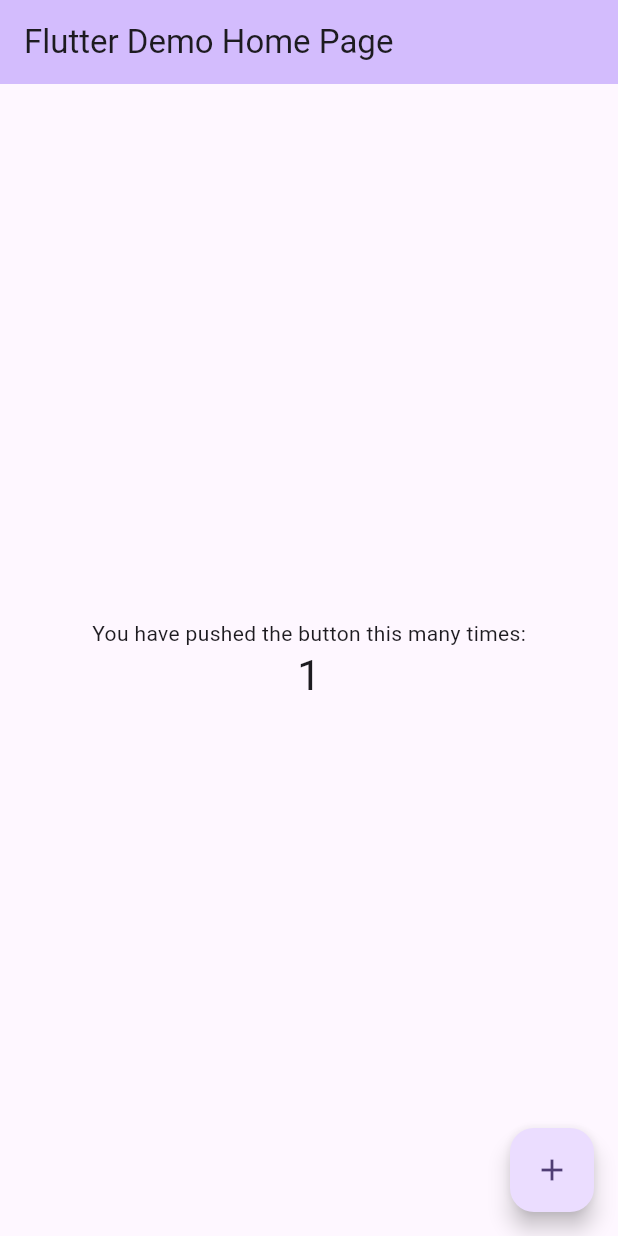
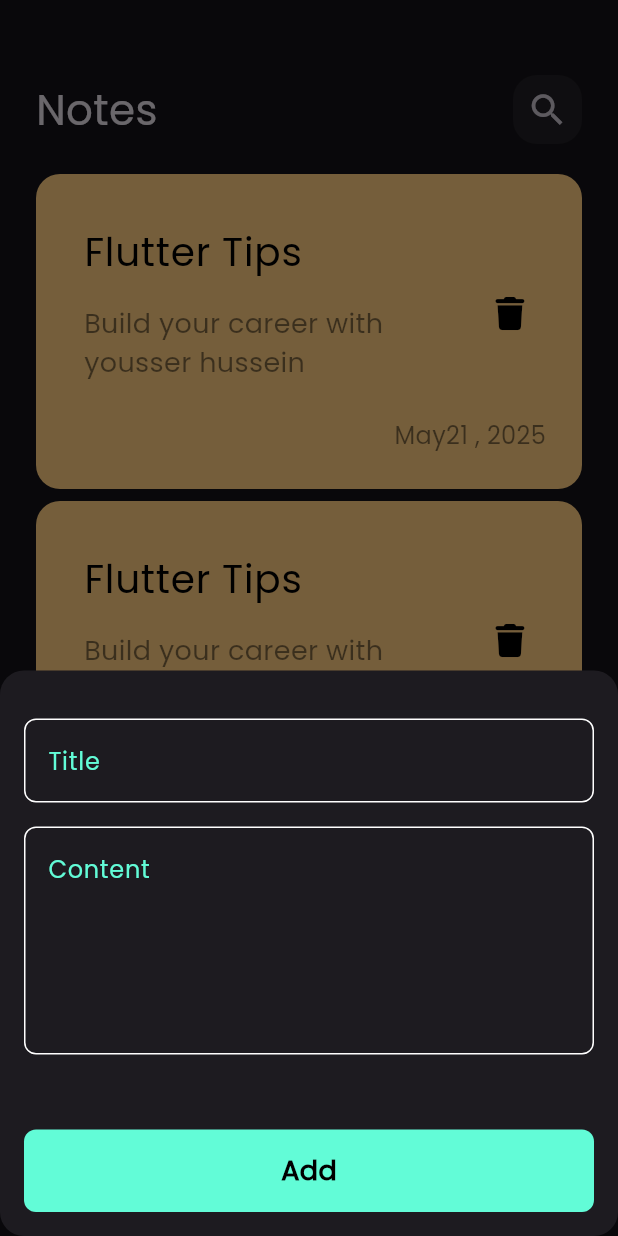
Before and after one commit to Hevoox/notes_app, a Flutter app: the screen it shows after launch, after a tap on the "add" icon, on a phone screen of 412 x 824 dp. Run offline on Flutter 3.47's test engine with Material 3 defaults, Android fonts, the phone set to English and light mode, and no system bars; our stand-ins replace font_awesome_flutter, hive, hive_flutter; accounts and stored records are empty.

Commit message:
take input and validate data

```diff
--- /dev/null
+++ b/lib/constants.dart
@@ -0,0 +1,4 @@
+import 'package:flutter/material.dart';
+
+const kPrimaryColor = Color(0xff62FCD7);
+const kNotesBox = 'notes_box';
--- a/lib/main.dart
+++ b/lib/main.dart
@@ -1,122 +1,23 @@
 import 'package:flutter/material.dart';
+import 'package:hive_flutter/adapters.dart';
+import 'package:notes_app/constants.dart';
+import 'package:notes_app/view/notes_view.dart';
 
-void main() {
-  runApp(const MyApp());
+void main() async {
+  await Hive.initFlutter();
+  await Hive.openBox(kNotesBox);
+  runApp(const NotesApp());
 }
 
-class MyApp extends StatelessWidget {
-  const MyApp({super.key});
+class NotesApp extends StatelessWidget {
+  const NotesApp({super.key});
 
-  // This widget is the root of your application.
   @override
   Widget build(BuildContext context) {
     return MaterialApp(
-      title: 'Flutter Demo',
-      theme: ThemeData(
-        // This is the theme of your application.
-        //
-        // TRY THIS: Try running your application with "flutter run". You'll see
-        // the application has a purple toolbar. Then, without quitting the app,
-        // try changing the seedColor in the colorScheme below to Colors.green
-        // and then invoke "hot reload" (save your changes or press the "hot
-        // reload" button in a Flutter-supported IDE, or press "r" if you used
-        // the command line to start the app).
-        //
-        // Notice that the counter didn't reset back to zero; the application
-        // state is not lost during the reload. To reset the state, use hot
-        // restart instead.
-        //
-        // This works for code too, not just values: Most code changes can be
-        // tested with just a hot reload.
-        colorScheme: ColorScheme.fromSeed(seedColor: Colors.deepPurple),
-      ),
-      home: const MyHomePage(title: 'Flutter Demo Home Page'),
+      debugShowCheckedModeBanner: false,
+      theme: ThemeData(brightness: Brightness.dark, fontFamily: 'Poppins'),
+      home: const NotesView(),
     );
   }
 }
-
-class MyHomePage extends StatefulWidget {
-  const MyHomePage({super.key, required this.title});
-
-  // This widget is the home page of your application. It is stateful, meaning
-  // that it has a State object (defined below) that contains fields that affect
-  // how it looks.
-
-  // This class is the configuration for the state. It holds the values (in this
-  // case the title) provided by the parent (in this case the App widget) and
-  // used by the build method of the State. Fields in a Widget subclass are
-  // always marked "final".
-
-  final String title;
-
-  @override
-  State<MyHomePage> createState() => _MyHomePageState();
-}
-
-class _MyHomePageState extends State<MyHomePage> {
-  int _counter = 0;
-
-  void _incrementCounter() {
-    setState(() {
-      // This call to setState tells the Flutter framework that something has
-      // changed in this State, which causes it to rerun the build method below
-      // so that the display can reflect the updated values. If we changed
-      // _counter without calling setState(), then the build method would not be
-      // called again, and so nothing would appear to happen.
-      _counter++;
-    });
-  }
-
-  @override
-  Widget build(BuildContext context) {
-    // This method is rerun every time setState is called, for instance as done
-    // by the _incrementCounter method above.
-    //
-    // The Flutter framework has been optimized to make rerunning build methods
-    // fast, so that you can just rebuild anything that needs updating rather
-    // than having to individually change instances of widgets.
-    return Scaffold(
-      appBar: AppBar(
-        // TRY THIS: Try changing the color here to a specific color (to
-        // Colors.amber, perhaps?) and trigger a hot reload to see the AppBar
-        // change color while the other colors stay the same.
-        backgroundColor: Theme.of(context).colorScheme.inversePrimary,
-        // Here we take the value from the MyHomePage object that was created by
-        // the App.build method, and use it to set our appbar title.
-        title: Text(widget.title),
-      ),
-      body: Center(
-        // Center is a layout widget. It takes a single child and positions it
-        // in the middle of the parent.
-        child: Column(
-          // Column is also a layout widget. It takes a list of children and
-          // arranges them vertically. By default, it sizes itself to fit its
-          // children horizontally, and tries to be as tall as its parent.
-          //
-          // Column has various properties to control how it sizes itself and
-          // how it positions its children. Here we use mainAxisAlignment to
-          // center the children vertically; the main axis here is the vertical
-          // axis because Columns are vertical (the cross axis would be
-          // horizontal).
-          //
-          // TRY THIS: Invoke "debug painting" (choose the "Toggle Debug Paint"
-          // action in the IDE, or press "p" in the console), to see the
-          // wireframe for each widget.
-          mainAxisAlignment: MainAxisAlignment.center,
-          children: <Widget>[
-            const Text('You have pushed the button this many times:'),
-            Text(
-              '$_counter',
-              style: Theme.of(context).textTheme.headlineMedium,
-            ),
-          ],
-        ),
-      ),
-      floatingActionButton: FloatingActionButton(
-        onPressed: _incrementCounter,
-        tooltip: 'Increment',
-        child: const Icon(Icons.add),
-      ), // This trailing comma makes auto-formatting nicer for build methods.
-    );
-  }
-}
--- /dev/null
+++ b/lib/models/note_model.dart
@@ -0,0 +1,22 @@
+import 'package:hive/hive.dart';
+
+part 'note_model.g.dart';
+
+@HiveType(typeId: 0)
+class NoteModel extends HiveObject {
+  @HiveField(0)
+  final String title;
+  @HiveField(1)
+  final String subtitle;
+  @HiveField(2)
+  final String date;
+  @HiveField(3)
+  final int color;
+
+  NoteModel({
+    required this.title,
+    required this.subtitle,
+    required this.date,
+    required this.color,
+  });
+}
--- /dev/null
+++ b/lib/view/edit_note_view.dart
@@ -0,0 +1,11 @@
+import 'package:flutter/material.dart';
+import 'package:notes_app/view/widget/edit_view_body.dart';
+
+class EditNoteView extends StatelessWidget {
+  const EditNoteView({super.key});
+
+  @override
+  Widget build(BuildContext context) {
+    return Scaffold(body: EditNoteViewBody());
+  }
+}
--- /dev/null
+++ b/lib/view/notes_view.dart
@@ -0,0 +1,28 @@
+import 'package:flutter/material.dart';
+import 'package:notes_app/view/widget/add_note.dart';
+import 'package:notes_app/view/widget/notes_view_body.dart';
+
+class NotesView extends StatelessWidget {
+  const NotesView({super.key});
+
+  @override
+  Widget build(BuildContext context) {
+    return Scaffold(
+      floatingActionButton: FloatingActionButton(
+        onPressed: () {
+          showModalBottomSheet(
+            shape: RoundedRectangleBorder(
+              borderRadius: BorderRadius.circular(16),
+            ),
+            context: context,
+            builder: (context) {
+              return AddNote();
+            },
+          );
+        },
+        child: const Icon(Icons.add),
+      ),
+      body: const NotesViewBody(),
+    );
+  }
+}
--- /dev/null
+++ b/lib/view/widget/add_note.dart
@@ -0,0 +1,67 @@
+import 'package:flutter/material.dart';
+import 'package:notes_app/view/widget/custom_button.dart';
+import 'package:notes_app/view/widget/custom_text_field.dart';
+
+class AddNote extends StatelessWidget {
+  const AddNote({super.key});
+
+  @override
+  Widget build(BuildContext context) {
+    return const Padding(
+      padding: EdgeInsets.symmetric(horizontal: 16),
+      child: SingleChildScrollView(child: AddNoteForm()),
+    );
+  }
+}
+
+class AddNoteForm extends StatefulWidget {
+  const AddNoteForm({super.key});
+
+  @override
+  State<AddNoteForm> createState() => _AddNoteFormState();
+}
+
+class _AddNoteFormState extends State<AddNoteForm> {
+  final GlobalKey<FormState> formKey = GlobalKey();
+  AutovalidateMode autovalidateMode = AutovalidateMode.disabled;
+  String? title, subTitle;
+  @override
+  Widget build(BuildContext context) {
+    return Form(
+      key: formKey,
+      autovalidateMode: autovalidateMode,
+      child: Column(
+        children: [
+          const SizedBox(height: 32),
+          CustomTextField(
+            onSaved: (value) {
+              title = value;
+            },
+
+            hint: 'Title',
+          ),
+          const SizedBox(height: 16),
+          CustomTextField(
+            onSaved: (value) {
+              subTitle = value;
+            },
+            hint: 'Content',
+            maxLine: 5,
+          ),
+          const SizedBox(height: 50),
+          CustomButton(
+            onTap: () {
+              if (formKey.currentState!.validate()) {
+                formKey.currentState!.save();
+              } else {
+                autovalidateMode = AutovalidateMode.always;
+                setState(() {});
+              }
+            },
+          ),
+          const SizedBox(height: 16),
+        ],
+      ),
+    );
+  }
+}
--- /dev/null
+++ b/lib/view/widget/custom_appbar.dart
@@ -0,0 +1,18 @@
+import 'package:flutter/material.dart';
+import 'package:notes_app/view/widget/custom_search_icon.dart';
+
+class CustomAppBar extends StatelessWidget {
+  const CustomAppBar({super.key, required this.title, required this.icon});
+  final String title;
+  final IconData icon;
+  @override
+  Widget build(BuildContext context) {
+    return Row(
+      children: [
+        Text(title, style: const TextStyle(fontSize: 28)),
+        Spacer(),
+        CustomSearchIcon(icon: icon),
+      ],
+    );
+  }
+}
--- /dev/null
+++ b/lib/view/widget/custom_button.dart
@@ -0,0 +1,31 @@
+import 'package:flutter/material.dart';
+import 'package:notes_app/constants.dart';
+
+class CustomButton extends StatelessWidget {
+  const CustomButton({super.key, this.onTap});
+  final void Function()? onTap;
+  @override
+  Widget build(BuildContext context) {
+    return GestureDetector(
+      onTap: onTap,
+      child: Container(
+        width: MediaQuery.of(context).size.width,
+        height: 55,
+        decoration: BoxDecoration(
+          color: kPrimaryColor,
+          borderRadius: BorderRadius.circular(8),
+        ),
+        child: const Center(
+          child: Text(
+            'Add',
+            style: TextStyle(
+              color: Colors.black,
+              fontSize: 18,
+              fontWeight: FontWeight.bold,
+            ),
+          ),
+        ),
+      ),
+    );
+  }
+}
--- /dev/null
+++ b/lib/view/widget/custom_search_icon.dart
@@ -0,0 +1,18 @@
+import 'package:flutter/material.dart';
+
+class CustomSearchIcon extends StatelessWidget {
+  const CustomSearchIcon({super.key, required this.icon});
+  final IconData icon;
+  @override
+  Widget build(BuildContext context) {
+    return Container(
+      height: 46,
+      width: 46,
+      decoration: BoxDecoration(
+        color: Colors.white.withOpacity(.05),
+        borderRadius: BorderRadius.circular(16),
+      ),
+      child: IconButton(onPressed: () {}, icon: Icon(icon, size: 28)),
+    );
+  }
+}
--- /dev/null
+++ b/lib/view/widget/custom_text_field.dart
@@ -0,0 +1,43 @@
+import 'package:flutter/material.dart';
+import 'package:notes_app/constants.dart';
+
+class CustomTextField extends StatelessWidget {
+  const CustomTextField({
+    super.key,
+    required this.hint,
+    this.maxLine = 1,
+    this.onSaved,
+  });
+  final String hint;
+  final int maxLine;
+  final void Function(String?)? onSaved;
+  @override
+  Widget build(BuildContext context) {
+    return TextFormField(
+      onSaved: onSaved,
+      validator: (value) {
+        if (value?.isEmpty ?? true) {
+          return 'Field is required';
+        } else {
+          return null;
+        }
+      },
+      cursorColor: kPrimaryColor,
+      maxLines: maxLine,
+      decoration: InputDecoration(
+        hintText: hint,
+        hintStyle: const TextStyle(color: kPrimaryColor),
+        border: buildBorder(),
+        enabledBorder: buildBorder(),
+        focusedBorder: buildBorder(kPrimaryColor),
+      ),
+    );
+  }
+
+  OutlineInputBorder buildBorder([color]) {
+    return OutlineInputBorder(
+      borderRadius: BorderRadius.circular(8),
+      borderSide: BorderSide(color: color ?? Colors.white),
+    );
+  }
+}
--- /dev/null
+++ b/lib/view/widget/edit_view_body.dart
@@ -0,0 +1,24 @@
+import 'package:flutter/material.dart';
+import 'package:notes_app/view/widget/custom_appbar.dart';
+import 'package:notes_app/view/widget/custom_text_field.dart';
+
+class EditNoteViewBody extends StatelessWidget {
+  const EditNoteViewBody({super.key});
+
+  @override
+  Widget build(BuildContext context) {
+    return Padding(
+      padding: const EdgeInsets.symmetric(horizontal: 24),
+      child: Column(
+        children: const [
+          SizedBox(height: 50),
+          CustomAppBar(title: 'Edit Note', icon: Icons.check),
+          SizedBox(height: 50),
+          CustomTextField(hint: 'Title'),
+          SizedBox(height: 16),
+          CustomTextField(hint: 'Content', maxLine: 7),
+        ],
+      ),
+    );
+  }
+}
--- /dev/null
+++ b/lib/view/widget/note_item.dart
@@ -0,0 +1,70 @@
+import 'package:flutter/material.dart';
+import 'package:font_awesome_flutter/font_awesome_flutter.dart';
+import 'package:notes_app/view/edit_note_view.dart';
+
+class NoteItem extends StatelessWidget {
+  const NoteItem({super.key});
+
+  @override
+  Widget build(BuildContext context) {
+    return GestureDetector(
+      onTap: () {
+        Navigator.push(
+          context,
+          MaterialPageRoute(
+            builder: (context) {
+              return const EditNoteView();
+            },
+          ),
+        );
+      },
+      child: Container(
+        padding: const EdgeInsets.only(top: 24, bottom: 24, left: 16),
+        decoration: BoxDecoration(
+          color: const Color(0xffFFCC80),
+          borderRadius: BorderRadius.circular(16),
+        ),
+        child: Column(
+          crossAxisAlignment: CrossAxisAlignment.end,
+          children: [
+            ListTile(
+              title: const Text(
+                'Flutter Tips',
+                style: TextStyle(color: Colors.black, fontSize: 26),
+              ),
+              subtitle: Padding(
+                padding: const EdgeInsets.only(top: 16, bottom: 16),
+                child: Text(
+                  'Build your career with yousser hussein',
+                  style: TextStyle(
+                    color: Colors.black.withOpacity(0.5),
+                    fontSize: 18,
+                  ),
+                ),
+              ),
+
+              trailing: IconButton(
+                onPressed: () {},
+                icon: Icon(
+                  FontAwesomeIcons.trash,
+                  color: Colors.black,
+                  size: 22,
+                ),
+              ),
+            ),
+            Padding(
+              padding: const EdgeInsets.only(right: 24),
+              child: Text(
+                'May21 , 2025',
+                style: TextStyle(
+                  color: Colors.black.withOpacity(0.5),
+                  fontSize: 16,
+                ),
+              ),
+            ),
+          ],
+        ),
+      ),
+    );
+  }
+}
--- /dev/null
+++ b/lib/view/widget/notes_list_view.dart
@@ -0,0 +1,22 @@
+import 'package:flutter/material.dart';
+import 'package:notes_app/view/widget/note_item.dart';
+
+class NotesListView extends StatelessWidget {
+  const NotesListView({super.key});
+
+  @override
+  Widget build(BuildContext context) {
+    return Padding(
+      padding: const EdgeInsets.symmetric(vertical: 16),
+      child: ListView.builder(
+        padding: EdgeInsets.zero,
+        itemBuilder: (context, index) {
+          return const Padding(
+            padding: EdgeInsets.symmetric(vertical: 4),
+            child: NoteItem(),
+          );
+        },
+      ),
+    );
+  }
+}
--- /dev/null
+++ b/lib/view/widget/notes_view_body.dart
@@ -0,0 +1,21 @@
+import 'package:flutter/material.dart';
+import 'package:notes_app/view/widget/custom_appbar.dart';
+import 'package:notes_app/view/widget/notes_list_view.dart';
+
+class NotesViewBody extends StatelessWidget {
+  const NotesViewBody({super.key});
+
+  @override
+  Widget build(BuildContext context) {
+    return Padding(
+      padding: const EdgeInsets.symmetric(horizontal: 24),
+      child: Column(
+        children: const [
+          SizedBox(height: 50),
+          CustomAppBar(title: 'Notes', icon: Icons.search),
+          Expanded(child: NotesListView()),
+        ],
+      ),
+    );
+  }
+}
```
Also changed, not shown: pubspec.yaml (+9 -11 lines), assets/fonts/Poppins-Regular.ttf (added), lib/models/note_model.g.dart (added), pubspec.lock, 2 other files.
